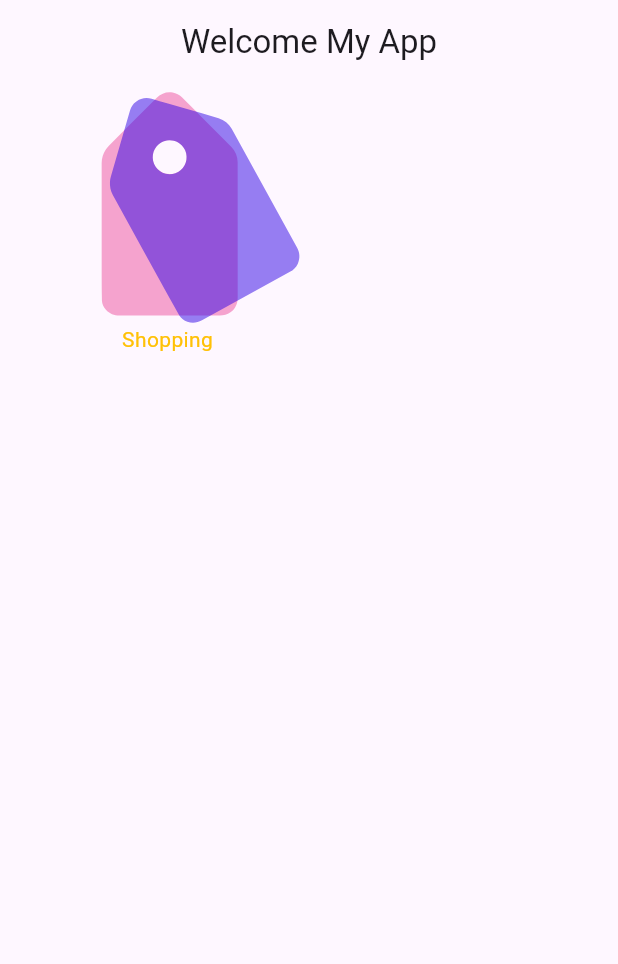
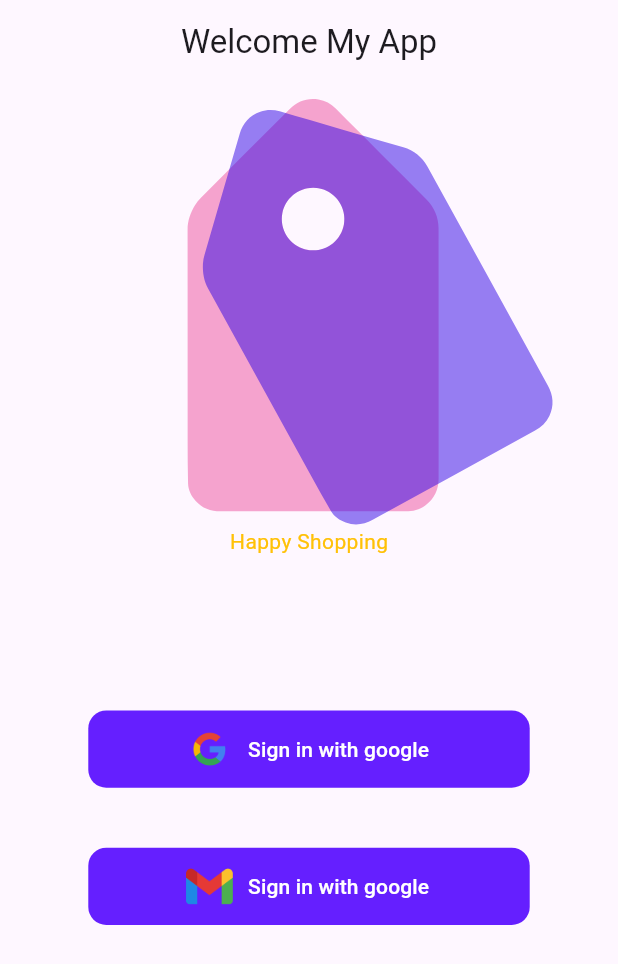
Before and after one commit to Ajaykumaryadav-Aj/trend_zen-E-commerce-app-, a Flutter app: the screen it shows after launch, on a phone screen of 412 x 824 dp. Shown: the top 964 px of the screen. Run offline on Flutter 3.47's test engine with Material 3 defaults, Android fonts, the phone set to English and light mode, and no system bars; our stand-ins replace get, lottie.

Commit message:
welcome screen

```diff
--- a/lib/screens/auth_ui/welcome_screen.dart
+++ b/lib/screens/auth_ui/welcome_screen.dart
@@ -1,5 +1,9 @@
 import 'package:flutter/material.dart';
+import 'package:get/get_core/get_core.dart';
+import 'package:get/get_navigation/get_navigation.dart';
 import 'package:lottie/lottie.dart';
+import 'package:trend_zen/screens/auth_ui/splash_screen.dart';
+import 'package:trend_zen/utils/app_constant.dart';
 
 class WelcomeScreen extends StatelessWidget {
   const WelcomeScreen({super.key});
@@ -17,12 +21,56 @@ class WelcomeScreen extends StatelessWidget {
         mainAxisAlignment: MainAxisAlignment.start,
         children: [
           Container(
-            child: Lottie.asset('assets/images/splashicon.json', height: 160),
+            child: Lottie.asset('assets/images/splashicon.json'),
           ),
-          Text(
-            'Shopping',
+          const Text(
+            'Happy Shopping',
             style: TextStyle(color: Colors.amber),
-          )
+          ),
+          SizedBox(
+            height: Get.height / 10,
+          ),
+          Material(
+              child: Container(
+            decoration: BoxDecoration(
+                color: AppConstant.appMaincolor,
+                borderRadius: BorderRadius.circular(12)),
+            height: Get.height / 16,
+            width: Get.height / 2.8,
+            margin: EdgeInsets.only(top: 20),
+            child: TextButton.icon(
+              style: ButtonStyle(),
+              onPressed: () {},
+              icon: Image.asset(
+                'assets/images/google(1).png',
+              ),
+              label: Text('Sign in with google',
+                  style: TextStyle(
+                    color: AppConstant.appTextColor,
+                  )),
+            ),
+          )),
+          SizedBox(height: 20),
+          Material(
+              child: Container(
+            decoration: BoxDecoration(
+                color: AppConstant.appMaincolor,
+                borderRadius: BorderRadius.circular(12)),
+            height: Get.height / 16,
+            width: Get.height / 2.8,
+            margin: EdgeInsets.only(top: 20),
+            child: TextButton.icon(
+              style: ButtonStyle(),
+              onPressed: () {},
+              icon: Image.asset(
+                'assets/images/gmail(1).png',
+              ),
+              label: Text('Sign in with google',
+                  style: TextStyle(
+                    color: AppConstant.appTextColor,
+                  )),
+            ),
+          ))
         ],
       ),
     );
```
Also changed, not shown: assets/images/gmail(1).png (added), assets/images/google(1).png (added).
